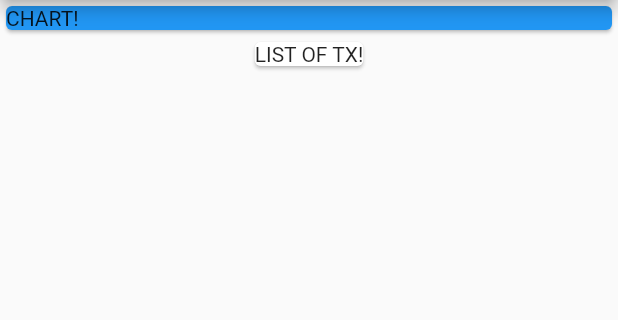
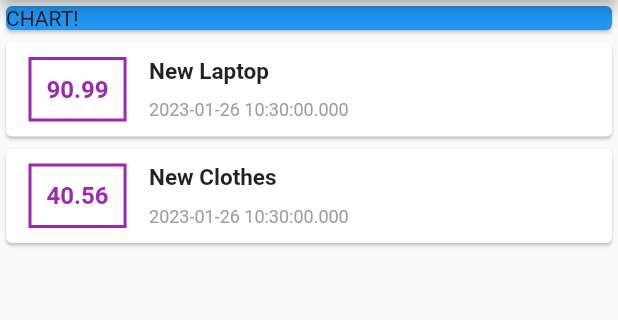
Before and after one commit to Ali-Shan11223/Expense-App, a Flutter app: the screen it shows after launch, on a phone screen of 412 x 824 dp, the part 84-404 px from its top. Run offline on Flutter 3.47's test engine with Material 2 defaults, Android fonts, the phone set to English and light mode, and no system bars.

```diff
--- a/lib/screens/home_screen.dart
+++ b/lib/screens/home_screen.dart
@@ -1,3 +1,4 @@
+import 'package:expense_app/transactions.dart';
 import 'package:flutter/material.dart';
 
 class HomeScreen extends StatefulWidget {
@@ -8,6 +9,12 @@ class HomeScreen extends StatefulWidget {
 }
 
 class _HomeScreenState extends State<HomeScreen> {
+  final List<Transactions> transactions = [
+    Transactions(
+        id: '1', title: 'New Laptop', amount: 90.99, date: DateTime.now()),
+    Transactions(
+        id: '2', title: 'New Clothes', amount: 40.56, date: DateTime.now())
+  ];
   @override
   Widget build(BuildContext context) {
     return Scaffold(
@@ -24,8 +31,50 @@ class _HomeScreenState extends State<HomeScreen> {
               child: Text('CHART!'),
             ),
           ),
-          const Card(
-            child: Text('LIST OF TX!'),
+          Column(
+            children: transactions.map((trans) {
+              return Card(
+                child: Row(
+                  crossAxisAlignment: CrossAxisAlignment.center,
+                  children: [
+                    Container(
+                      margin: const EdgeInsets.symmetric(
+                          vertical: 10, horizontal: 15),
+                      decoration: BoxDecoration(
+                          border: Border.all(
+                        color: Colors.purple,
+                        width: 2,
+                      )),
+                      padding: const EdgeInsets.all(10),
+                      child: Text(
+                        trans.amount.toString(),
+                        style: const TextStyle(
+                            color: Colors.purple,
+                            fontWeight: FontWeight.bold,
+                            fontSize: 16),
+                      ),
+                    ),
+                    Column(
+                      crossAxisAlignment: CrossAxisAlignment.start,
+                      children: [
+                        Text(
+                          trans.title,
+                          style: const TextStyle(
+                              fontWeight: FontWeight.bold, fontSize: 15),
+                        ),
+                        SizedBox(
+                          height: 10,
+                        ),
+                        Text(
+                          trans.date.toString(),
+                          style: TextStyle(color: Colors.grey, fontSize: 12),
+                        )
+                      ],
+                    )
+                  ],
+                ),
+              );
+            }).toList(),
           )
         ],
       ),
--- /dev/null
+++ b/lib/transactions.dart
@@ -0,0 +1,13 @@
+
+class Transactions {
+  final String id;
+  final String title;
+  final double amount;
+  final DateTime date;
+
+  Transactions(
+      {required this.id,
+      required this.title,
+      required this.amount,
+      required this.date});
+}
```
